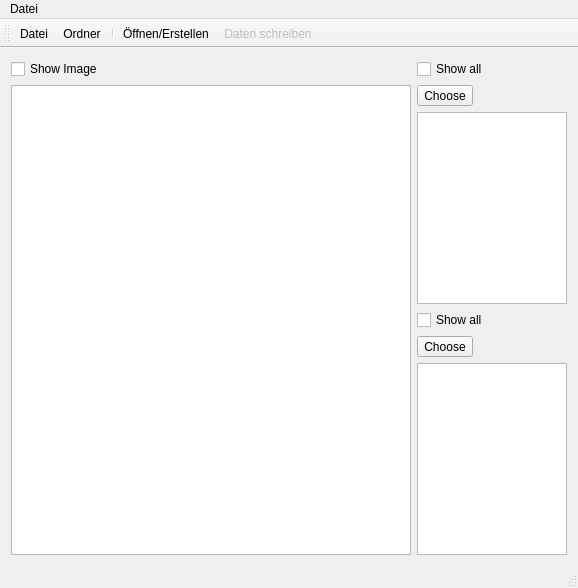
FormSeher/formseher, file TeamBdbTool/form/teambdbtool.ui: the form before one commit.
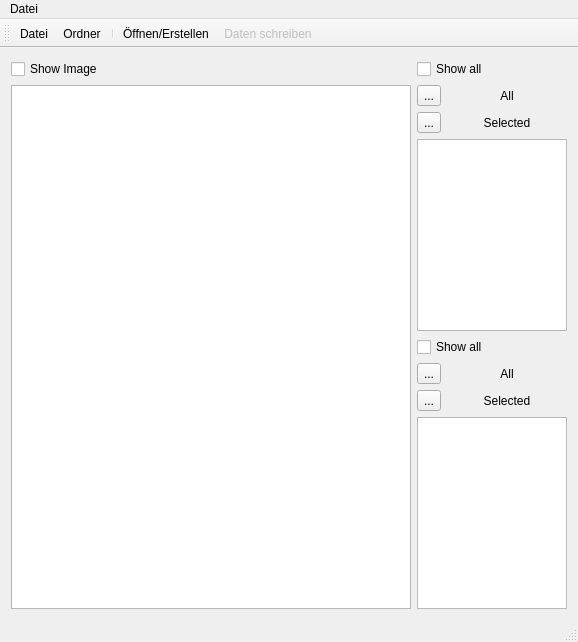
The form after the commit. Icons and pictures are not drawn.

Commit message: added color choosing for selected lines. some additonal minor changes.

What changed in the file:
```diff
--- a/TeamBdbTool/form/teambdbtool.ui
+++ b/TeamBdbTool/form/teambdbtool.ui
@@ -77,10 +77,17 @@
       </item>
       <item row="1" column="0">
        <layout class="QGridLayout" name="gridLayout">
+        <item row="2" column="0">
+         <widget class="QToolButton" name="toolButton_3">
+          <property name="text">
+           <string>...</string>
+          </property>
+         </widget>
+        </item>
         <item row="0" column="0">
          <widget class="QToolButton" name="toolButton">
           <property name="text">
-           <string>Choose</string>
+           <string>...</string>
           </property>
           <property name="checkable">
            <bool>false</bool>
@@ -96,7 +103,20 @@
         <item row="0" column="1">
          <widget class="QLabel" name="label">
           <property name="text">
-           <string/>
+           <string>All</string>
+          </property>
+          <property name="alignment">
+           <set>Qt::AlignCenter</set>
+          </property>
+         </widget>
+        </item>
+        <item row="2" column="1">
+         <widget class="QLabel" name="label_3">
+          <property name="text">
+           <string>Selected</string>
+          </property>
+          <property name="alignment">
+           <set>Qt::AlignCenter</set>
           </property>
          </widget>
         </item>
@@ -136,14 +156,34 @@
         <item row="0" column="0">
          <widget class="QToolButton" name="toolButton_2">
           <property name="text">
-           <string>Choose</string>
+           <string>...</string>
           </property>
          </widget>
         </item>
         <item row="0" column="1">
          <widget class="QLabel" name="label_2">
           <property name="text">
-           <string/>
+           <string>All</string>
+          </property>
+          <property name="alignment">
+           <set>Qt::AlignCenter</set>
+          </property>
+         </widget>
+        </item>
+        <item row="1" column="0">
+         <widget class="QToolButton" name="toolButton_4">
+          <property name="text">
+           <string>...</string>
+          </property>
+         </widget>
+        </item>
+        <item row="1" column="1">
+         <widget class="QLabel" name="label_4">
+          <property name="text">
+           <string>Selected</string>
+          </property>
+          <property name="alignment">
+           <set>Qt::AlignCenter</set>
           </property>
          </widget>
         </item>
```
The commit also changes 2 other files.
